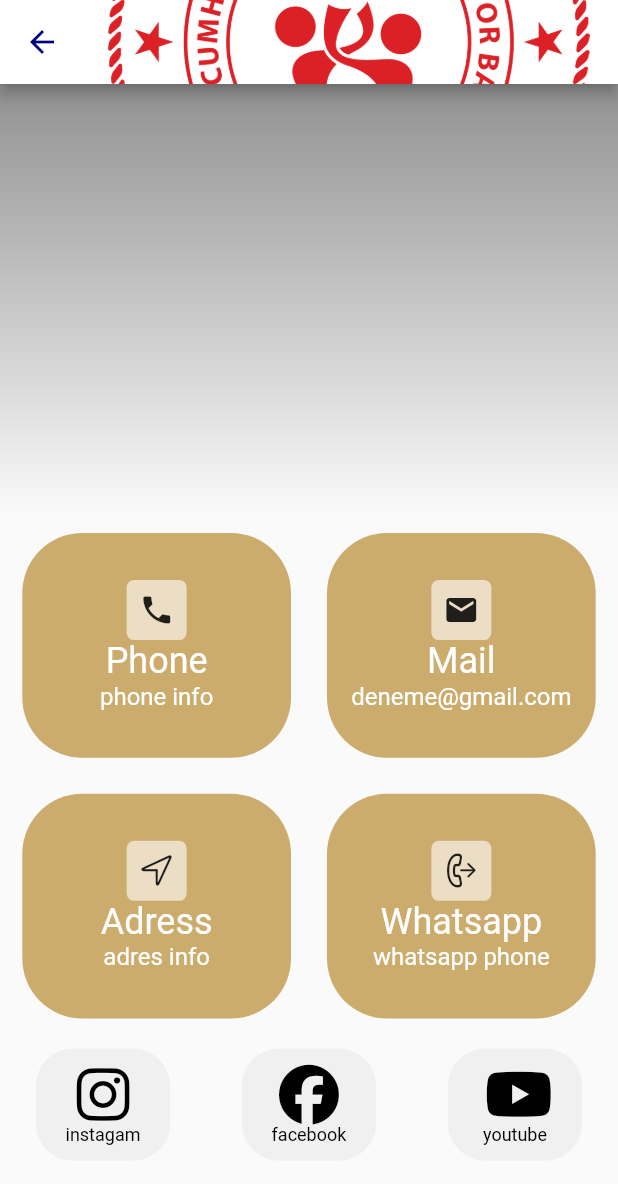
After one commit to Ahmetozluu/BitirmeProjesi, a Flutter app: the SocailMediaView screen opened by its route, on a phone screen of 412 x 824 dp. The commit adds this screen. Shown: the top 1184 px of the screen. Run offline on Flutter 3.47's test engine with Material 2 defaults, Android fonts, the phone set to English and light mode, and no system bars; our stand-ins replace font_awesome_flutter, get, video_player; Roboto replaces fonts that are missing (PlayfairDisplay).

Commit message:
Add SocialMedia Page

```diff
--- /dev/null
+++ b/flutter_application_1/lib/data/company_data.dart
@@ -0,0 +1,17 @@
+
+import '../model/company_model.dart';
+
+Company company = Company(
+  id: 1,
+  fullname: "Gençlik Ve Spor Bakanlığı KYK Yurdu",
+  firstname: "GSB Yurt",
+  lastname: "GSB KYK Yurt",
+  logoUrl: "https://logodix.com/logos/1931246",
+  phone: "phone info",
+  address: "adres info",
+  email: "deneme@gmail.com",
+  instagram: 'https://www.instagram.com/gencliksporbak/',
+  youtube: 'https://www.youtube.com/channel/UC5jp5arP24-MMawH21pbdCA',
+  facebook: 'https://www.facebook.com/gencliksporbak/?locale=tr_TR',
+  whatsAppPhone: "whatsapp phone",
+);
--- a/flutter_application_1/lib/data/menu_data.dart
+++ b/flutter_application_1/lib/data/menu_data.dart
@@ -3,4 +3,5 @@ import '../utils/app_routes.dart';
 
 List<Menu> drawerMenu = [
   Menu(id: 3, name: "List", route: AppRoutes.ListTwoView),
-  Menu(id: 5, name: "SPlash", route: AppRoutes.splash),];
+  Menu(id: 5, name: "SPlash", route: AppRoutes.splash),
+  Menu(id: 4, name: "SocialMedia", route: AppRoutes.SocialMedia)];
--- a/flutter_application_1/lib/main.dart
+++ b/flutter_application_1/lib/main.dart
@@ -2,11 +2,14 @@ import 'package:flutter/material.dart';
 import 'package:get/get.dart';
 import 'package:get/get_navigation/src/root/get_material_app.dart';
 
+import 'controller/app_controller.dart';
 import 'kullanici_list.dart';
 import 'routes/routes.dart';
 import 'utils/app_routes.dart';
 
 void main() {
+  Get.put(AppController(), permanent: true);
+
   runApp(const MyApp());
 }
 
--- a/flutter_application_1/lib/routes/routes.dart
+++ b/flutter_application_1/lib/routes/routes.dart
@@ -1,6 +1,7 @@
 import 'package:flutter/material.dart';
 import 'package:flutter_application_1/kullanici_list.dart';
 import 'package:flutter_application_1/splash_screen/splash_screen.dart';
+import 'package:flutter_application_1/widgets/contact/contact.dart';
 import 'package:get/get.dart';
 
 import '../login/login.dart';
@@ -19,4 +20,8 @@ routes() => [
         name: AppRoutes.login,
         page: () => const LoginView(),
       ),
+      GetPage(
+        name: AppRoutes.SocialMedia,
+        page: () => const SocailMediaView(),
+      ),
     ];
--- a/flutter_application_1/lib/utils/app_routes.dart
+++ b/flutter_application_1/lib/utils/app_routes.dart
@@ -2,5 +2,6 @@ class AppRoutes {
   static String splash = '/';
   static String ListTwoView = "/ListTwoView";
   static String login = '/login';
+  static String SocialMedia = "/SocialMedia";
 
 }
--- /dev/null
+++ b/flutter_application_1/lib/widgets/contact/contact.dart
@@ -0,0 +1,126 @@
+import 'package:flutter/cupertino.dart';
+import 'package:flutter/material.dart';
+import 'package:flutter_application_1/widgets/appbar.dart';
+import 'package:font_awesome_flutter/font_awesome_flutter.dart';
+import 'package:get/get.dart';
+
+import '../../controller/app_controller.dart';
+import '../../data/company_data.dart';
+import '../../utils/configuration.dart';
+import '../gradient_container.dart';
+import '../icon_widget.dart';
+import '../social_medi_icon.dart';
+
+
+class SocailMediaView extends StatelessWidget {
+  const SocailMediaView({super.key});
+
+  @override
+  Widget build(BuildContext context) {
+    AppController appController = Get.find();
+    return Scaffold(
+        body: SingleChildScrollView(
+          child: Column(
+            children: [
+              Stack(children: [
+                appController.currentItem.imageUrl != null
+                    ? Container(
+                        width: Get.width / 1,
+                        height: Get.height / 2.4,
+                        decoration: BoxDecoration(
+                            image: DecorationImage(
+                                fit: BoxFit.cover,
+                                image: NetworkImage(appController
+                                    .currentItem.imageUrl
+                                    .toString())),
+                            borderRadius: const BorderRadius.only(
+                                bottomLeft: Radius.circular(25),
+                                bottomRight: Radius.circular(25))),
+                      )
+                    : Container(
+                        width: Get.width / 1,
+                        height: Get.height / 2.6,
+                        decoration: const BoxDecoration(
+                            borderRadius: BorderRadius.only(
+                                bottomLeft: Radius.circular(25),
+                                bottomRight: Radius.circular(25))),
+                      ),
+                gradientContainer(),
+                Positioned(
+                    top: 0,
+                    left: 0,
+                    right: 0, child: appbarWidget(),
+                    )
+              ]),
+              Center(
+                child: Wrap(
+                  alignment: WrapAlignment.center,
+                  children: [
+                    contactCard(
+                        iconName: const Icon(Icons.phone),
+                        title: 'Phone',
+                        description: company.phone),
+                    contactCard(
+                        iconName: const Icon(Icons.mail),
+                        title: 'Mail',
+                        description: company.email),
+                    contactCard(
+                        iconName: const Icon(CupertinoIcons.location),
+                        title: 'Adress',
+                        description: company.address),
+                    contactCard(
+                        iconName: const Icon(CupertinoIcons.phone_arrow_right),
+                        title: 'Whatsapp',
+                        description: company.whatsAppPhone),
+                  ],
+                ),
+              ),
+              Row(
+                mainAxisAlignment: MainAxisAlignment.spaceAround,
+                children: [
+                  socialMediaIcon(
+                      icon: FontAwesomeIcons.instagram, iconName: 'instagam'),
+                  socialMediaIcon(
+                      icon: FontAwesomeIcons.facebook, iconName: 'facebook'),
+                  socialMediaIcon(
+                      icon: FontAwesomeIcons.youtube, iconName: 'youtube')
+                ],
+              ),
+            ],
+          ),
+        ));
+  }
+
+  Widget contactCard({Icon? iconName, String? title, String? description}) {
+    return Container(
+      padding: const EdgeInsets.all(10.0),
+      height: Get.height / 5.5,
+      width: Get.width / 2.3,
+      margin: const EdgeInsets.all(12.0),
+      decoration: BoxDecoration(
+          color: mainColor, borderRadius: BorderRadius.circular(40)),
+      child: Center(
+        child: Column(
+          mainAxisAlignment: MainAxisAlignment.center,
+          children: [
+            iconWidget(icon: iconName),
+            Text(
+              title ?? '',
+              style: const TextStyle(
+                  color: Colors.white,
+                  fontSize: 24,
+                  fontFamily: 'PlayfairDisplay'),
+            ),
+            Text(
+              description ?? ' ',
+              style: const TextStyle(
+                  color: Colors.white,
+                  fontSize: 16,
+                  fontFamily: 'PlayfairDisplay'),
+            )
+          ],
+        ),
+      ),
+    );
+  }
+}
--- /dev/null
+++ b/flutter_application_1/lib/widgets/gradient_container.dart
@@ -0,0 +1,14 @@
+import 'package:flutter/material.dart';
+import 'package:get/get.dart';
+
+Widget gradientContainer() {
+  return Container(
+    width: Get.width / 1,
+    height: Get.height / 2.4,
+    decoration: BoxDecoration(
+        gradient: LinearGradient(
+            begin: Alignment.bottomCenter,
+            end: Alignment.topCenter,
+            colors: [Colors.transparent, Colors.black.withOpacity(0.5)])),
+  );
+}
--- /dev/null
+++ b/flutter_application_1/lib/widgets/icon_widget.dart
@@ -0,0 +1,17 @@
+import 'package:flutter/material.dart';
+
+Widget iconWidget({Function? onClick, Icon? icon, double? circleIcon}) {
+  return InkWell(
+    onTap: () => onClick!(),
+    child: Container(
+        padding: const EdgeInsets.all(8.0),
+        decoration: BoxDecoration(
+            color: Colors.white60,
+            borderRadius: BorderRadius.circular(circleIcon ?? 5)),
+        child: icon ??
+            const Icon(
+              Icons.arrow_back,
+              color: Colors.black,
+            )),
+  );
+}
--- /dev/null
+++ b/flutter_application_1/lib/widgets/social_medi_icon.dart
@@ -0,0 +1,31 @@
+import 'package:flutter/material.dart';
+import 'package:get/get.dart';
+
+import '../../../utils/configuration.dart';
+
+Widget socialMediaIcon({Function? onClick, String? iconName, IconData? icon}) {
+  return InkWell(
+    onTap: () => onClick!(),
+    child: Container(
+      margin: const EdgeInsets.all(8.0),
+      width: Get.width / 4.6,
+      height: Get.height / 11,
+      decoration: BoxDecoration(
+          color: lightGrey, borderRadius: BorderRadius.circular(25)),
+      child: Column(
+        mainAxisAlignment: MainAxisAlignment.center,
+        children: [
+          Icon(
+            icon,
+            color: Colors.black,
+            size: 40,
+          ),
+          Text(
+            iconName ?? ' ',
+            style: const TextStyle(fontSize: 12, color: Colors.black),
+          )
+        ],
+      ),
+    ),
+  );
+}
```
Also changed, not shown: flutter_application_1/lib/controller/app_controller.dart (added, +43 -0 lines), flutter_application_1/lib/model/company_model.dart (added, +96 -0 lines), flutter_application_1/lib/widgets/contact/contact_icon.dart (added, +31 -0 lines).
